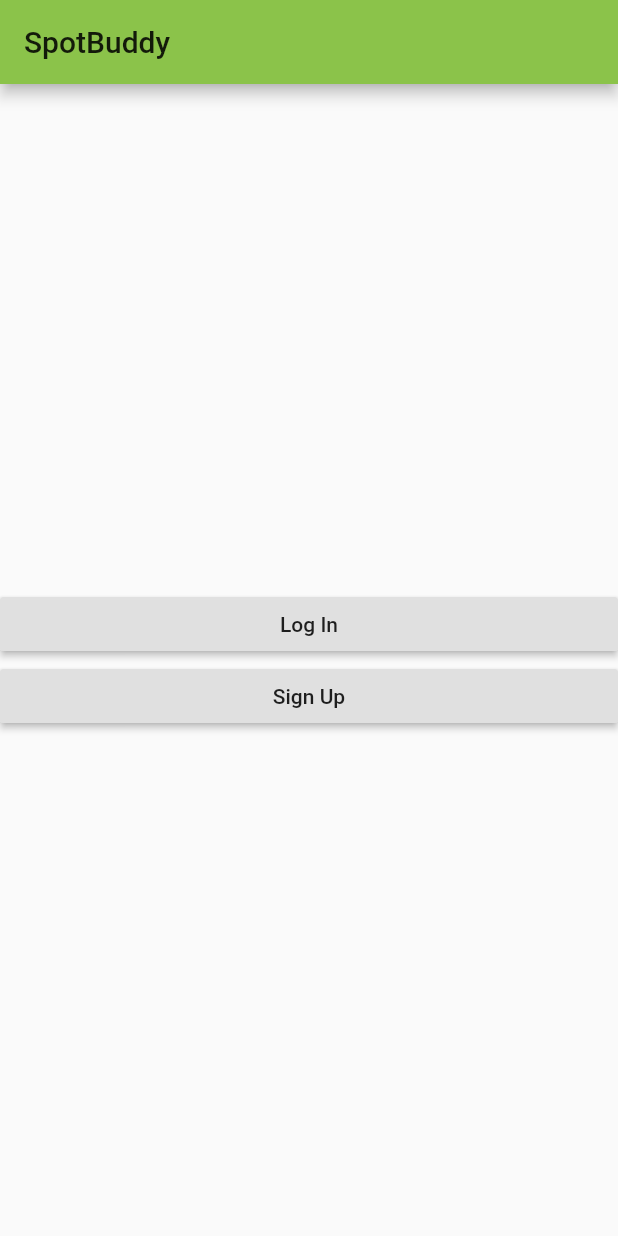
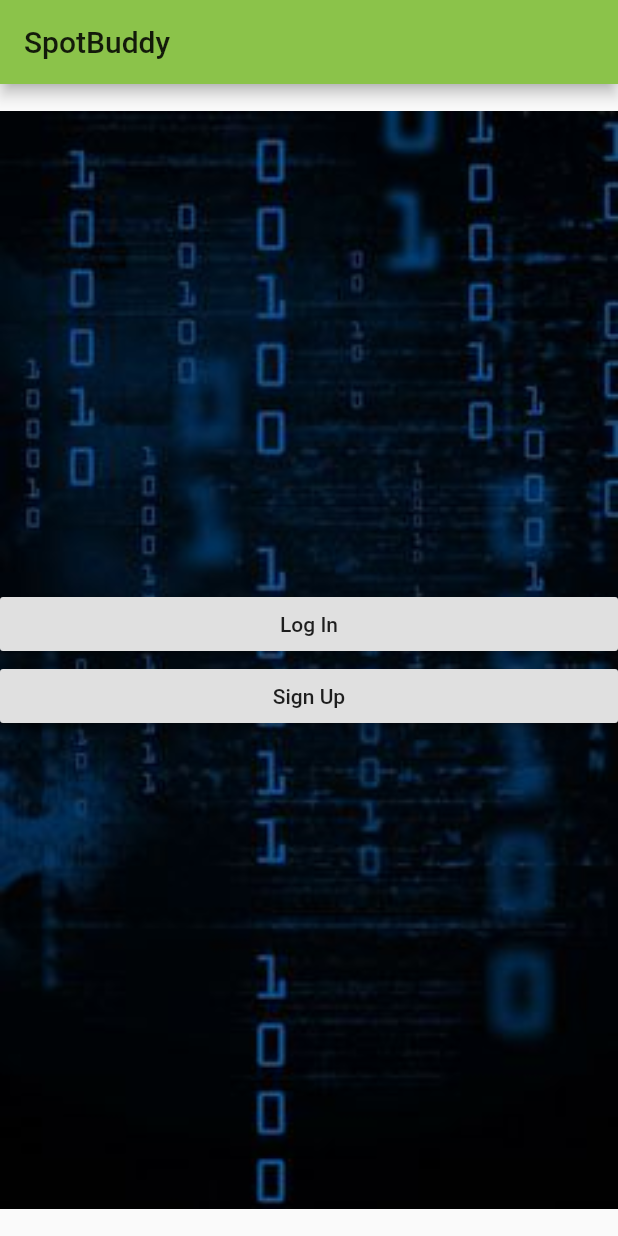
Before and after one commit to samuelb97/SpotBuddy, a Flutter app: the screen it shows after launch, on a phone screen of 412 x 824 dp. Run offline on Flutter 3.47's test engine with Material 2 defaults, Android fonts, the phone set to English and light mode, and no system bars; our stand-ins replace bottom_navy_bar, cloud_firestore, firebase_auth, google_sign_in; accounts and stored records are empty.

Commit message:
background details

```diff
--- a/login/lib/Pages/Profile/profile.dart
+++ b/login/lib/Pages/Profile/profile.dart
@@ -20,7 +20,9 @@ class _ProfilePageState extends State<ProfilePage> {
   @override
   Widget build(BuildContext context) {
     return Scaffold(
-      body: Column(
+      body: Center(
+      child: IntrinsicWidth(
+      child: Column(
         mainAxisAlignment: MainAxisAlignment.center,
         crossAxisAlignment: CrossAxisAlignment.stretch,
         children: <Widget>[
@@ -33,6 +35,8 @@ class _ProfilePageState extends State<ProfilePage> {
               child: Text(widget.user.email),
           ),
         ],
+      ),
+      ),
       ),
     );
   }
--- a/login/lib/Pages/Setup/logIn.dart
+++ b/login/lib/Pages/Setup/logIn.dart
@@ -20,7 +20,6 @@ class _LoginPageState extends State<LoginPage> {
       ),
       body: Form(
         key: _formkey,
-        //TODO: implement key
         child: Column(
           children: <Widget>[
             TextFormField(
--- a/login/lib/Pages/Setup/signUp.dart
+++ b/login/lib/Pages/Setup/signUp.dart
@@ -21,7 +21,6 @@ class _SignUpPageState extends State<SignUpPage> {
       ),
       body: Form(
         key: _formkey,
-        //TODO: implement key
         child: Column(
           children: <Widget>[
             TextFormField(
--- a/login/lib/Pages/Setup/welcomePage.dart
+++ b/login/lib/Pages/Setup/welcomePage.dart
@@ -16,7 +16,28 @@ class _WelcomePageState extends State<WelcomePage> {
         title: Text('SpotBuddy'),
         backgroundColor: Colors.lightGreen,
       ),
-      body: Column(
+      body: Container(
+        height: double.infinity,
+        width: double.infinity,
+        decoration: BoxDecoration(
+          image: DecorationImage(
+            image: AssetImage("assets/background.jpg"),
+            fit: BoxFit.fitWidth,
+          ),
+        ),
+
+        child: Container(
+          /*this is a decoration for a box that encompasses the two buttons. wont work at same time as background image
+          height: 180,
+          width: 310,
+          decoration: BoxDecoration(
+            color: Colors.green,
+            border: Border.all(color: Colors.black, width: 3),
+            borderRadius: BorderRadius.all(Radius.circular(18))
+            ),
+          */
+          //child: IntrinsicWidth( only works in Center class not Container??
+            child: Column(
               mainAxisAlignment: MainAxisAlignment.center,
               crossAxisAlignment: CrossAxisAlignment.stretch,
               children: <Widget>[
@@ -26,9 +47,12 @@ class _WelcomePageState extends State<WelcomePage> {
                 ),
                 RaisedButton(
                   onPressed: NavigateToSignUp,
-              child: Text('Sign Up'),
+                  child: Text('     Sign Up     '),
                 ),
               ],
+            ),
+          ),
+          //),
        ),
      );
   }
--- a/login/pubspec.yaml
+++ b/login/pubspec.yaml
@@ -47,8 +47,8 @@ flutter:
   uses-material-design: true
 
   # To add assets to your application, add an assets section, like this:
-  # assets:
-  #  - images/a_dot_burr.jpeg
+  assets:
+    - assets/background.jpg
   #  - images/a_dot_ham.jpeg
 
   # An image asset can refer to one or more resolution-specific "variants", see
```
Also changed, not shown: login/assets/background.jpg (added). Lines whose indentation alone changed are shown as unchanged.
